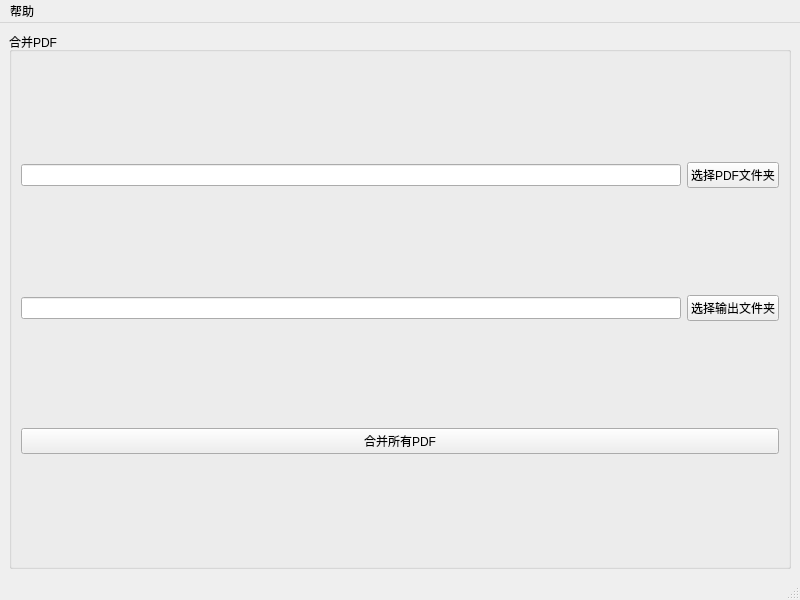
Qt form ui/mainwindow.ui (bfss/pdf-tool) before a commit.
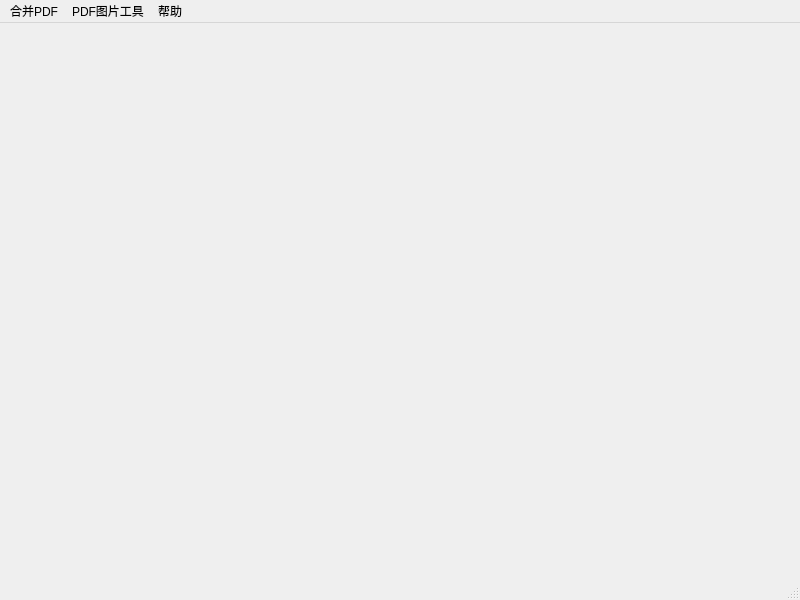
The same form after that commit.

Commit message: move merge to new dialog

```diff
--- a/ui/mainwindow.ui
+++ b/ui/mainwindow.ui
@@ -14,44 +14,7 @@
    <string>PDF小工具</string>
   </property>
   <widget class="QWidget" name="centralwidget">
-   <layout class="QGridLayout" name="gridLayout">
-    <item row="0" column="0">
-     <widget class="QGroupBox" name="groupBox">
-      <property name="title">
-       <string>合并PDF</string>
-      </property>
-      <layout class="QGridLayout" name="gridLayout_2">
-       <item row="0" column="0">
-        <widget class="QLineEdit" name="lineEdit_select_pdf_dir"/>
-       </item>
-       <item row="2" column="0" colspan="2">
-        <widget class="QPushButton" name="pushButton_combine_pdf">
-         <property name="text">
-          <string>合并所有PDF</string>
-         </property>
-        </widget>
-       </item>
-       <item row="0" column="1">
-        <widget class="QPushButton" name="pushButton_select_pdf_dir">
-         <property name="text">
-          <string>选择PDF文件夹</string>
-         </property>
-        </widget>
-       </item>
-       <item row="1" column="1">
-        <widget class="QPushButton" name="pushButton_select_output">
-         <property name="text">
-          <string>选择输出文件夹</string>
-         </property>
-        </widget>
-       </item>
-       <item row="1" column="0">
-        <widget class="QLineEdit" name="lineEdit_select_output"/>
-       </item>
-      </layout>
-     </widget>
-    </item>
-   </layout>
+   <layout class="QGridLayout" name="gridLayout"/>
   </widget>
   <widget class="QMenuBar" name="menubar">
    <property name="geometry">
@@ -68,6 +31,21 @@
     </property>
     <addaction name="action_about"/>
    </widget>
+   <widget class="QMenu" name="menu_merge">
+    <property name="title">
+     <string>合并PDF</string>
+    </property>
+    <addaction name="action_merge"/>
+   </widget>
+   <widget class="QMenu" name="menu_convert">
+    <property name="title">
+     <string>PDF图片工具</string>
+    </property>
+    <addaction name="action_extract"/>
+    <addaction name="action_convert"/>
+   </widget>
+   <addaction name="menu_merge"/>
+   <addaction name="menu_convert"/>
    <addaction name="menu_help"/>
   </widget>
   <widget class="QStatusBar" name="statusbar"/>
```
Left out of the diff: 17 changed lines with no effect on the pictures. The commit also changes 6 other files.
